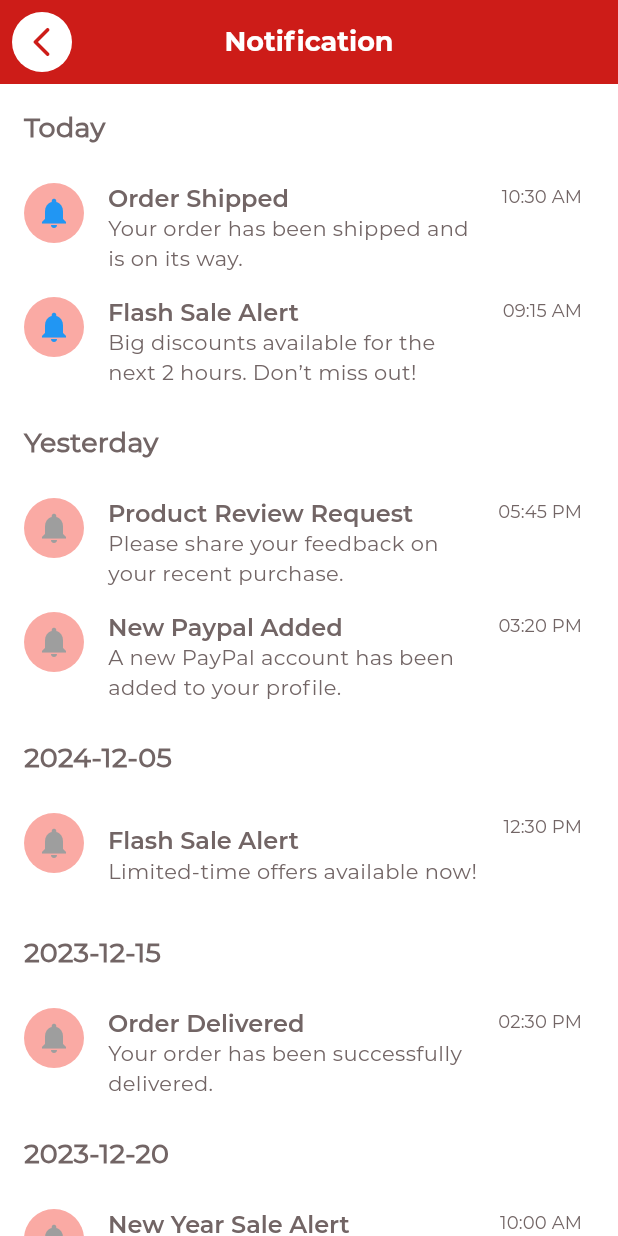
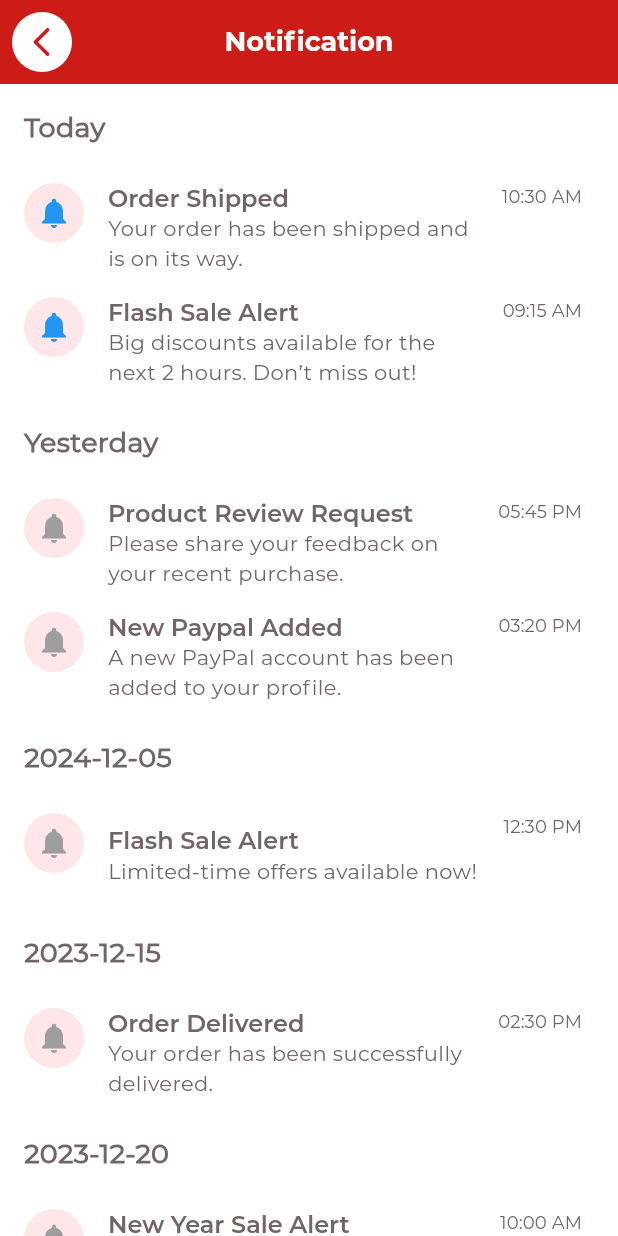
Before and after one commit to tulasireddytulasi/SpicyPickles, a Flutter app: the NotificationScreen screen opened directly, on a phone screen of 412 x 824 dp. Run offline on Flutter 3.47's test engine with Material 3 defaults, Android fonts, the phone set to English and light mode, and no system bars; our stand-ins replace flutter_svg, infinite_scroll_pagination, lottie.

Commit message:
Updated icon BG Color

```diff
--- a/lib/presentation/notifications/widget/notification_card.dart
+++ b/lib/presentation/notifications/widget/notification_card.dart
@@ -14,7 +14,7 @@ class NotificationTile extends StatelessWidget {
       titleAlignment: ListTileTitleAlignment.top,
       leading: ClipOval(
         child: ColoredBox(
-          color: AppColors.lightPeach,
+          color: AppColors.rosePink,
           child: Padding(
             padding: const EdgeInsets.all(8.0),
             child: Icon(
```
